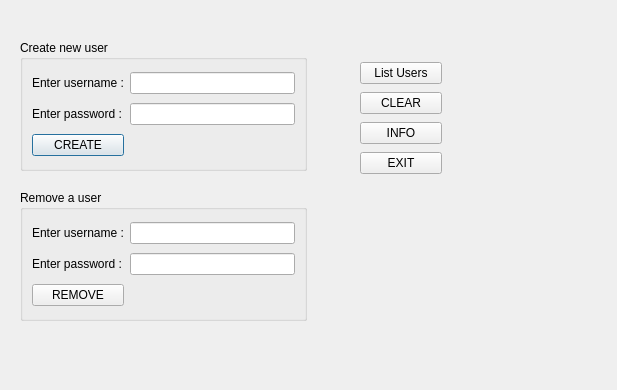
Old version of the form GUI_Prog/Linux_Management/user_management.ui in the repository dimkatsi91/Cpp-STL-Examples.
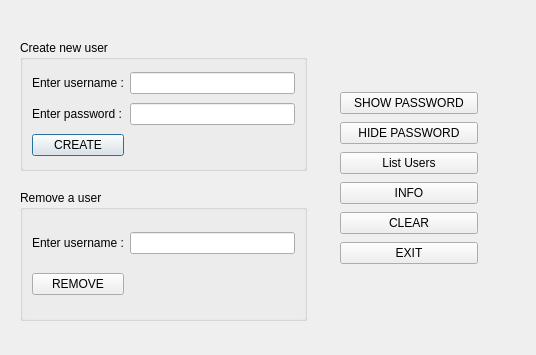
New version of the form.

What changed in the file:
```diff
--- a/GUI_Prog/Linux_Management/user_management.ui
+++ b/GUI_Prog/Linux_Management/user_management.ui
@@ -6,8 +6,8 @@
    <rect>
     <x>0</x>
     <y>0</y>
-    <width>617</width>
-    <height>390</height>
+    <width>536</width>
+    <height>355</height>
    </rect>
   </property>
   <property name="windowTitle">
@@ -79,16 +79,6 @@
      <widget class="QLineEdit" name="new_username_del_lineEdit"/>
     </item>
     <item row="1" column="0">
-     <widget class="QLabel" name="label_4">
-      <property name="text">
-       <string>Enter password :</string>
-      </property>
-     </widget>
-    </item>
-    <item row="1" column="1">
-     <widget class="QLineEdit" name="new_user_password_del_lineEdit"/>
-    </item>
-    <item row="2" column="0">
      <widget class="QPushButton" name="del_user_pushButton">
       <property name="text">
        <string>REMOVE</string>
@@ -100,35 +90,49 @@
   <widget class="QWidget" name="">
    <property name="geometry">
     <rect>
-     <x>360</x>
-     <y>60</y>
-     <width>82</width>
-     <height>120</height>
+     <x>340</x>
+     <y>90</y>
+     <width>138</width>
+     <height>182</height>
     </rect>
    </property>
    <layout class="QGridLayout" name="gridLayout_3">
     <item row="0" column="0">
+     <widget class="QPushButton" name="show_password_pushButton">
+      <property name="text">
+       <string>SHOW PASSWORD</string>
+      </property>
+     </widget>
+    </item>
+    <item row="1" column="0">
+     <widget class="QPushButton" name="hide_password_pushButton">
+      <property name="text">
+       <string>HIDE PASSWORD</string>
+      </property>
+     </widget>
+    </item>
+    <item row="2" column="0">
      <widget class="QPushButton" name="list_users_pushButton">
       <property name="text">
        <string>List Users</string>
       </property>
      </widget>
     </item>
-    <item row="1" column="0">
-     <widget class="QPushButton" name="clear_pushButton">
-      <property name="text">
-       <string>CLEAR</string>
-      </property>
-     </widget>
-    </item>
-    <item row="2" column="0">
+    <item row="3" column="0">
      <widget class="QPushButton" name="info_pushButton">
       <property name="text">
        <string>INFO</string>
       </property>
      </widget>
     </item>
-    <item row="3" column="0">
+    <item row="4" column="0">
+     <widget class="QPushButton" name="clear_pushButton">
+      <property name="text">
+       <string>CLEAR</string>
+      </property>
+     </widget>
+    </item>
+    <item row="5" column="0">
      <widget class="QPushButton" name="exit_pushButton">
       <property name="text">
        <string>EXIT</string>
```
